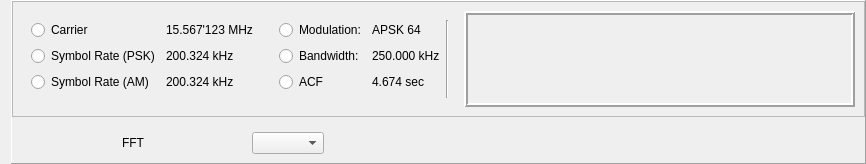
AquaCreatura/AquaWave, file sources/Arks/Scope Analyzer/window/scope_analyzer_window.ui: the form before one commit.
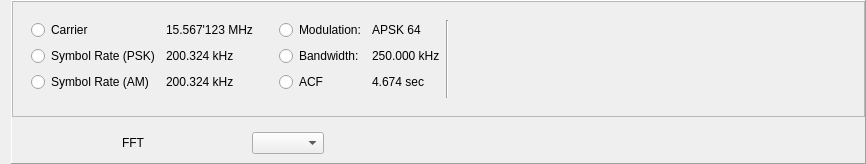
The form after the commit.

Commit message: Release! Work version with new design

Patch:
```diff
--- a/sources/Arks/Scope Analyzer/window/scope_analyzer_window.ui
+++ b/sources/Arks/Scope Analyzer/window/scope_analyzer_window.ui
@@ -254,7 +254,7 @@
             </sizepolicy>
            </property>
            <property name="frameShape">
-            <enum>QFrame::Box</enum>
+            <enum>QFrame::NoFrame</enum>
            </property>
            <property name="frameShadow">
             <enum>QFrame::Raised</enum>
@@ -263,6 +263,21 @@
             <number>2</number>
            </property>
            <layout class="QGridLayout" name="gridLayout_11">
+            <property name="leftMargin">
+             <number>0</number>
+            </property>
+            <property name="topMargin">
+             <number>0</number>
+            </property>
+            <property name="rightMargin">
+             <number>0</number>
+            </property>
+            <property name="bottomMargin">
+             <number>0</number>
+            </property>
+            <property name="spacing">
+             <number>0</number>
+            </property>
             <item row="1" column="0">
              <widget class="QStackedWidget" name="harmonic_chart_stacked">
               <property name="sizePolicy">
```
The commit also changes 6 other files.
